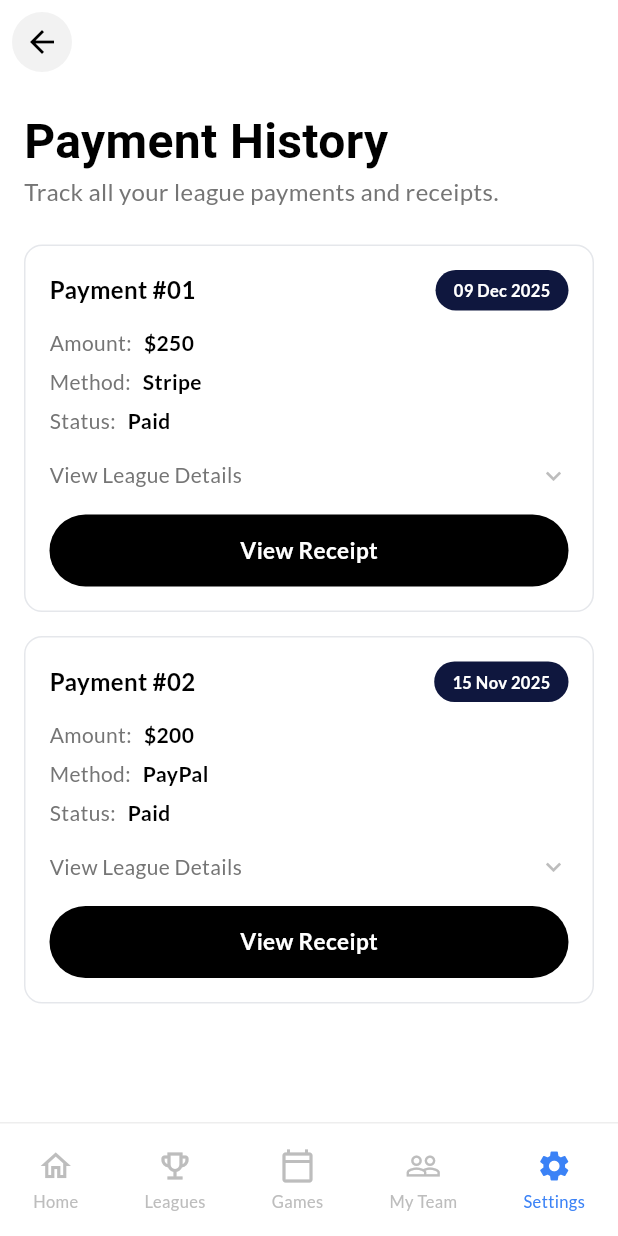
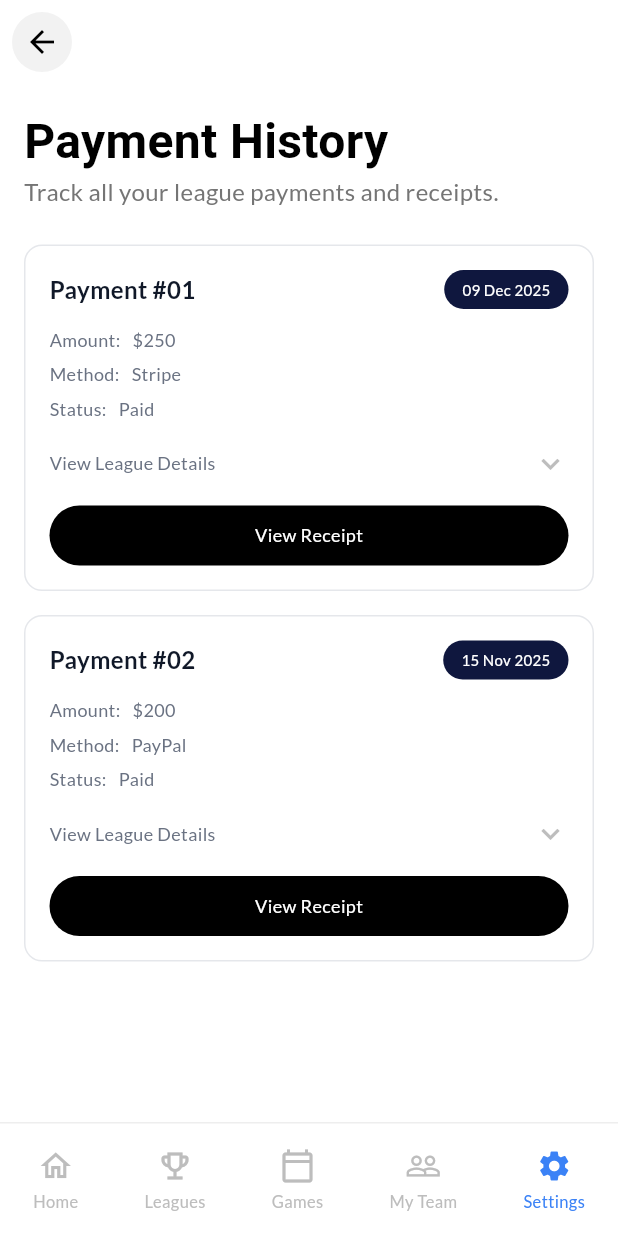
Before and after one commit to 63SyedBilal/Phoenix-Flag-Football-League--PFFL, a Flutter app: the CaptainPaymentHistory screen opened directly, on a phone screen of 412 x 824 dp. Run offline on Flutter 3.47's test engine with Material 3 defaults, Android fonts, the phone set to English and light mode, and no system bars; our stand-ins replace another_flushbar, cached_network_image, dio, dotted_border, file_picker, flutter_colorpicker and 3 more; accounts and stored records are empty; network calls fail; Roboto replaces fonts that are missing (Serotive); project files that could hold a hidden picture were left out.

Commit message:
Captain payment history

```diff
--- a/pffl_managment/lib/features/payment_history/captain_payment_history.dart
+++ b/pffl_managment/lib/features/payment_history/captain_payment_history.dart
@@ -142,8 +142,9 @@ class _CaptainPaymentHistoryState extends State<CaptainPaymentHistory> {
                   'Payment $paymentId',
                   style: const TextStyle(
                     fontSize: 16,
-                    fontWeight: FontWeight.w600,
-                    color: Color(0xFF000000),
+                    fontWeight: FontWeight.w700,
+                    fontFamily: "Lato",
+                    color: Color(0xFF101828),
                   ),
                 ),
                 Container(
@@ -158,8 +159,9 @@ class _CaptainPaymentHistoryState extends State<CaptainPaymentHistory> {
                   child: Text(
                     date,
                     style: const TextStyle(
-                      fontSize: 11,
-                      fontWeight: FontWeight.w600,
+                      fontSize: 10,
+                      fontWeight: FontWeight.w400,
+                      fontFamily: "Lato",
                       color: Colors.white,
                     ),
                   ),
@@ -185,9 +187,9 @@ class _CaptainPaymentHistoryState extends State<CaptainPaymentHistory> {
                   Text(
                     'View League Details',
                     style: TextStyle(
-                      fontSize: 14,
-                      fontWeight: FontWeight.w500,
-                      color: Colors.grey[600],
+                      fontSize: 12,
+                      fontWeight: FontWeight.w400,
+                      color: Color(0xFF6A7282),
                     ),
                   ),
                   Icon(
@@ -195,7 +197,7 @@ class _CaptainPaymentHistoryState extends State<CaptainPaymentHistory> {
                         ? Icons.keyboard_arrow_up
                         : Icons.keyboard_arrow_down,
                     color: Colors.grey[400],
-                    size: 20,
+                    size: 24,
                   ),
                 ],
               ),
@@ -246,17 +248,20 @@ class _CaptainPaymentHistoryState extends State<CaptainPaymentHistory> {
                         Text(
                           'Format:',
                           style: TextStyle(
-                            fontSize: 13,
-                            color: Colors.grey[600],
+                            fontSize: 10,
+                            fontFamily: "Lato",
+                            fontWeight: FontWeight.w500,
+                            color: Color(0xFF111827),
                           ),
                         ),
                         const SizedBox(height: 4),
                         Text(
                           format,
                           style: const TextStyle(
-                            fontSize: 14,
-                            fontWeight: FontWeight.w600,
-                            color: Color(0xFF000000),
+                            fontSize: 10,
+                            fontFamily: "Lato",
+                            fontWeight: FontWeight.w500,
+                            color: Color(0xFF111827),
                           ),
                         ),
                       ],
@@ -276,17 +281,20 @@ class _CaptainPaymentHistoryState extends State<CaptainPaymentHistory> {
                           Text(
                             'League Fee:',
                             style: TextStyle(
-                              fontSize: 13,
-                              color: Colors.grey[600],
+                              fontSize: 10,
+                            fontFamily: "Lato",
+                            fontWeight: FontWeight.w500,
+                            color: Color(0xFF111827),
                             ),
                           ),
                           const SizedBox(height: 4),
                           Text(
                             leagueFee,
                             style: const TextStyle(
-                              fontSize: 14,
-                              fontWeight: FontWeight.w600,
-                              color: Color(0xFF000000),
+                             fontSize: 10,
+                            fontFamily: "Lato",
+                            fontWeight: FontWeight.w500,
+                            color: Color(0xFF111827),
                             ),
                           ),
                         ],
@@ -305,17 +313,20 @@ class _CaptainPaymentHistoryState extends State<CaptainPaymentHistory> {
                         Text(
                           'Start Date:',
                           style: TextStyle(
-                            fontSize: 13,
-                            color: Colors.grey[600],
+                            fontSize: 10,
+                            fontFamily: "Lato",
+                            fontWeight: FontWeight.w500,
+                            color: Color(0xFF111827),
                           ),
                         ),
                         const SizedBox(height: 4),
                         Text(
                           startDate,
                           style: const TextStyle(
-                            fontSize: 14,
-                            fontWeight: FontWeight.w600,
-                            color: Color(0xFF000000),
+                            fontSize: 10,
+                            fontFamily: "Lato",
+                            fontWeight: FontWeight.w500,
+                            color: Color(0xFF111827),
                           ),
                         ),
                       ],
@@ -335,17 +346,20 @@ class _CaptainPaymentHistoryState extends State<CaptainPaymentHistory> {
                           Text(
                             'End Date:',
                             style: TextStyle(
-                              fontSize: 13,
-                              color: Colors.grey[600],
+                              fontSize: 10,
+                            fontFamily: "Lato",
+                            fontWeight: FontWeight.w500,
+                            color: Color(0xFF111827),
                             ),
                           ),
                           const SizedBox(height: 4),
                           Text(
                             endDate,
                             style: const TextStyle(
-                              fontSize: 14,
-                              fontWeight: FontWeight.w600,
-                              color: Color(0xFF000000),
+                              fontSize: 10,
+                            fontFamily: "Lato",
+                            fontWeight: FontWeight.w500,
+                            color: Color(0xFF111827),
                             ),
                           ),
                         ],
@@ -369,18 +383,20 @@ class _CaptainPaymentHistoryState extends State<CaptainPaymentHistory> {
         Text(
           label,
           style: TextStyle(
-            fontSize: 14,
+            fontSize: 12,
             fontWeight: FontWeight.w400,
-            color: Colors.grey[600],
+            fontFamily: 'Lato',
+            color: Color(0xFF6A7282),
           ),
         ),
         const SizedBox(width: 8),
         Text(
           value,
           style: const TextStyle(
-            fontSize: 14,
-            fontWeight: FontWeight.w600,
-            color: Color(0xFF000000),
+            fontSize: 12,
+            fontWeight: FontWeight.w400,
+            fontFamily: 'Lato',
+            color: Color(0xFF6A7282),
           ),
         ),
       ],
@@ -390,7 +406,7 @@ class _CaptainPaymentHistoryState extends State<CaptainPaymentHistory> {
   Widget _buildViewReceiptButton() {
     return Container(
       width: double.infinity,
-      height: 48,
+      height: 40,
       decoration: BoxDecoration(
         color: const Color(0xFF000000),
         borderRadius: BorderRadius.circular(24),
@@ -404,8 +420,9 @@ class _CaptainPaymentHistoryState extends State<CaptainPaymentHistory> {
             child: Text(
               'View Receipt',
               style: TextStyle(
-                fontSize: 15,
-                fontWeight: FontWeight.w600,
+                fontSize: 12,
+                fontWeight: FontWeight.w400,
+                fontFamily: 'Lato',
                 color: Colors.white,
               ),
             ),
@@ -517,8 +534,9 @@ class _PaymentReceiptScreenState extends State<PaymentReceiptScreen> {
                   const Text(
                     'Payment Receipt',
                     style: TextStyle(
-                      fontSize: 28,
+                      fontSize: 32,
                       fontWeight: FontWeight.w700,
+                      fontFamily: 'Serotiva',
                       color: Color(0xFF000000),
                     ),
                   ),
@@ -526,8 +544,8 @@ class _PaymentReceiptScreenState extends State<PaymentReceiptScreen> {
                   Text(
                     'Transaction details for your league payment.',
                     style: TextStyle(
-                      fontSize: 14,
-                      fontWeight: FontWeight.w400,
+                      fontSize: 16,
+                      fontWeight: FontWeight.w500,
                       color: Colors.grey[600],
                     ),
                   ),
@@ -535,8 +553,9 @@ class _PaymentReceiptScreenState extends State<PaymentReceiptScreen> {
                   Text(
                     'Record ${widget.paymentId}',
                     style: const TextStyle(
-                      fontSize: 20,
+                      fontSize: 24,
                       fontWeight: FontWeight.w700,
+                      fontFamily: 'Lato',
                       color: Color(0xFF000000),
                     ),
                   ),
@@ -570,8 +589,9 @@ class _PaymentReceiptScreenState extends State<PaymentReceiptScreen> {
                           'View League Details',
                           style: TextStyle(
                             fontSize: 16,
-                            fontWeight: FontWeight.w500,
-                            color: Color(0xFF000000),
+                            fontWeight: FontWeight.w400,
+                            fontFamily: 'Lato',
+                            color: Color(0xFF6A7282),
                           ),
                         ),
                         Icon(
@@ -612,9 +632,10 @@ class _PaymentReceiptScreenState extends State<PaymentReceiptScreen> {
                         Text(
                           widget.leagueName,
                           style: const TextStyle(
-                            fontSize: 14,
-                            fontWeight: FontWeight.w600,
-                            color: Color(0xFF000000),
+                            fontSize: 12,
+                            fontWeight: FontWeight.w500,
+                            fontFamily: 'Lato',
+                            color: Color(0xFF111827),
                           ),
                         ),
                       ],
@@ -629,17 +650,20 @@ class _PaymentReceiptScreenState extends State<PaymentReceiptScreen> {
                               Text(
                                 'Format:',
                                 style: TextStyle(
-                                  fontSize: 13,
-                                  color: Colors.grey[600],
+                                  fontSize: 10,
+                                  fontFamily: 'Lato',
+                                  fontWeight: FontWeight.w400,
+                                  color: Color(0xFF111827),
                                 ),
                               ),
                               const SizedBox(height: 4),
                               Text(
                                 widget.format,
                                 style: const TextStyle(
-                                  fontSize: 14,
-                                  fontWeight: FontWeight.w600,
-                                  color: Color(0xFF000000),
+                                  fontSize: 10,
+                                  fontFamily: 'Lato',
+                                  fontWeight: FontWeight.w400,
+                                  color: Color(0xFF111827),
                                 ),
                               ),
                             ],
@@ -659,17 +683,20 @@ class _PaymentReceiptScreenState extends State<PaymentReceiptScreen> {
                                 Text(
                                   'League Fee:',
                                   style: TextStyle(
-                                    fontSize: 13,
-                                    color: Colors.grey[600],
+                                    fontSize: 10,
+                                    fontFamily: 'Lato',
+                                    fontWeight: FontWeight.w400,
+                                    color: Color(0xFF111827),
                                   ),
                                 ),
                                 const SizedBox(height: 4),
                                 Text(
                                   widget.leagueFee,
                                   style: const TextStyle(
-                                    fontSize: 14,
-                                    fontWeight: FontWeight.w600,
-                                    color: Color(0xFF000000),
+                                    fontSize: 10,
+                                    fontFamily: 'Lato',
+                                    fontWeight: FontWeight.w400,
+                                    color: Color(0xFF111827),
                                   ),
                                 ),
                               ],
@@ -688,17 +715,20 @@ class _PaymentReceiptScreenState extends State<PaymentReceiptScreen> {
                               Text(
                                 'Start Date:',
                                 style: TextStyle(
-                                  fontSize: 13,
-                                  color: Colors.grey[600],
+                                  fontSize: 10,
+                                  fontFamily: 'Lato',
+                                  fontWeight: FontWeight.w400,
+                                  color: Color(0xFF111827),
                                 ),
                               ),
                               const SizedBox(height: 4),
                               Text(
                                 widget.startDate,
                                 style: const TextStyle(
-                                  fontSize: 14,
-                                  fontWeight: FontWeight.w600,
-                                  color: Color(0xFF000000),
+                                  fontSize: 10,
+                                  fontFamily: 'Lato',
+                                  fontWeight: FontWeight.w400,
+                                  color: Color(0xFF111827),
                                 ),
                               ),
                             ],
@@ -718,17 +748,20 @@ class _PaymentReceiptScreenState extends State<PaymentReceiptScreen> {
                                 Text(
                                   'End Date:',
                                   style: TextStyle(
-                                    fontSize: 13,
-                                    color: Colors.grey[600],
+                                    fontSize: 10,
+                                    fontFamily: 'Lato',
+                                    fontWeight: FontWeight.w400,
+                                    color: Color(0xFF111827),
                                   ),
                                 ),
                                 const SizedBox(height: 4),
                                 Text(
                                   widget.endDate,
                                   style: const TextStyle(
-                                    fontSize: 14,
-                                    fontWeight: FontWeight.w600,
-                                    color: Color(0xFF000000),
+                                    fontSize: 10,
+                                    fontFamily: 'Lato',
+                                    fontWeight: FontWeight.w400,
+                                    color: Color(0xFF111827),
                                   ),
                                 ),
                               ],
@@ -773,9 +806,11 @@ class _PaymentReceiptScreenState extends State<PaymentReceiptScreen> {
           child: Text(
             label,
             style: TextStyle(
-              fontSize: 14,
+              fontSize: 16,
               fontWeight: FontWeight.w400,
-              color: Colors.grey[600],
+              fontFamily: 'Lato',
+              color: statusColor ?? const Color(0xFF6A7282
+              ),
             ),
           ),
         ),
@@ -783,9 +818,11 @@ class _PaymentReceiptScreenState extends State<PaymentReceiptScreen> {
           child: Text(
             value,
             style: TextStyle(
-              fontSize: 14,
-              fontWeight: FontWeight.w600,
-              color: statusColor ?? const Color(0xFF000000),
+              fontSize: 16,
+              fontWeight: FontWeight.w400,
+              fontFamily: 'Lato',
+              color: statusColor ?? const Color(0xFF6A7282
+              ),
             ),
           ),
         ),
@@ -796,7 +833,7 @@ class _PaymentReceiptScreenState extends State<PaymentReceiptScreen> {
   Widget _buildDownloadButton() {
     return Container(
       width: double.infinity,
-      height: 48,
+      height: 40,
       decoration: BoxDecoration(
         color: const Color(0xFF000000),
         borderRadius: BorderRadius.circular(24),
@@ -810,8 +847,9 @@ class _PaymentReceiptScreenState extends State<PaymentReceiptScreen> {
             child: Text(
               'Download Receipt',
               style: TextStyle(
-                fontSize: 15,
-                fontWeight: FontWeight.w600,
+                fontSize: 12,
+                fontWeight: FontWeight.w400,
+                fontFamily: 'Lato',
                 color: Colors.white,
               ),
             ),
```
